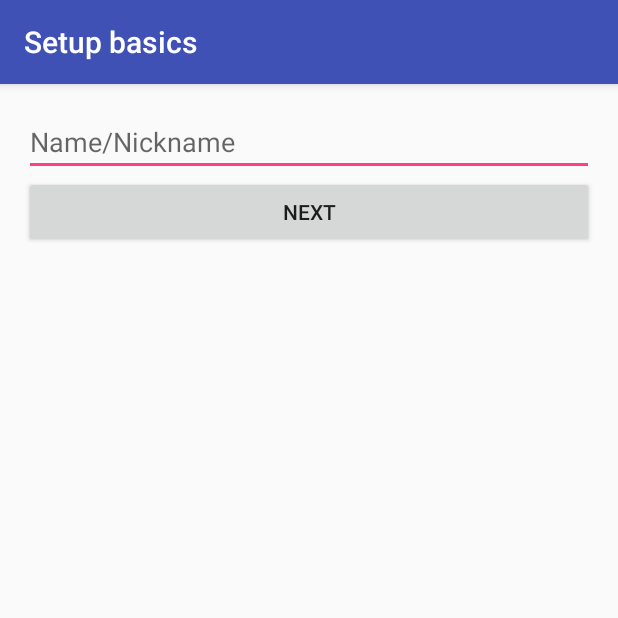
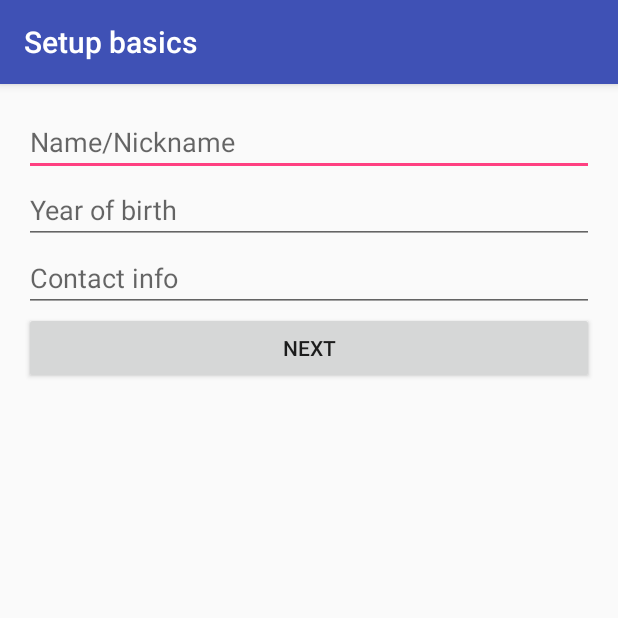
Before and after one commit to FluffyBucket/dat255, an Android app: the FirstTimeSetupBasicsActivity screen opened directly, with no data from a screen before it, on a phone screen of 412 x 824 dp, the top half of it. Run offline under Robolectric (Android 15) with nearby library versions, the phone set to English and light mode, and no system bars.

Commit message:
Added age field and contactway field

```diff
--- a/app/src/main/java/se/chalmers/cid/activities/FirstTimeSetupBasicsActivity.java
+++ b/app/src/main/java/se/chalmers/cid/activities/FirstTimeSetupBasicsActivity.java
@@ -28,6 +28,8 @@ public class FirstTimeSetupBasicsActivity extends AppCompatActivity {
         EditText nameEditText = (EditText) findViewById(R.id.basicsNameEditText);
         String name = nameEditText.getText().toString();
         user.setName(name);
+        user.setAge(((EditText) findViewById(R.id.basicsAgeEditText)).getText().toString());
+        user.setPrefContactWay(((EditText) findViewById(R.id.basicsContactEditText)).getText().toString());
         intent.putExtra("user",user);
         startActivity(intent);
         finish();
--- a/app/src/main/res/layout/activity_first_time_setup_basics.xml
+++ b/app/src/main/res/layout/activity_first_time_setup_basics.xml
@@ -23,6 +23,22 @@
             android:id="@+id/basicsNameEditText"
             android:hint="Name/Nickname" />
 
+        <EditText
+            android:layout_width="match_parent"
+            android:layout_height="wrap_content"
+            android:inputType="number"
+            android:ems="10"
+            android:hint="Year of birth"
+            android:id="@+id/basicsAgeEditText" />
+
+        <EditText
+            android:layout_width="match_parent"
+            android:layout_height="wrap_content"
+            android:inputType="textPersonName"
+            android:ems="10"
+            android:id="@+id/basicsContactEditText"
+            android:hint="Contact info" />
+
         <Button
             android:text="Next"
             android:layout_width="match_parent"
```
